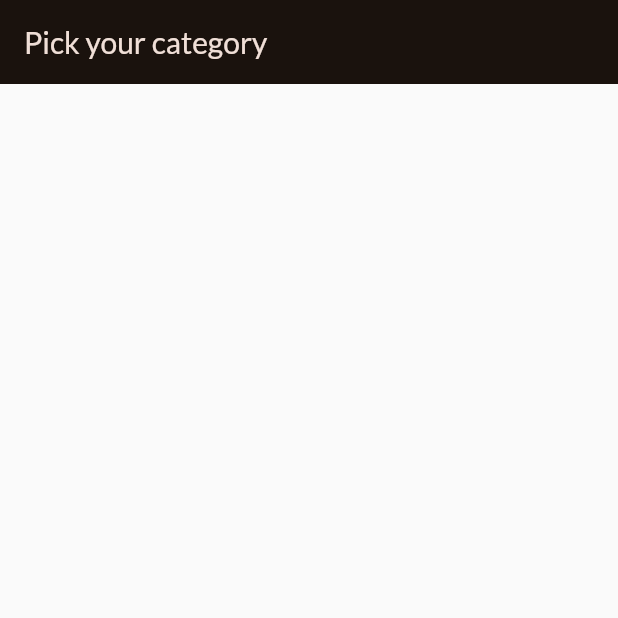
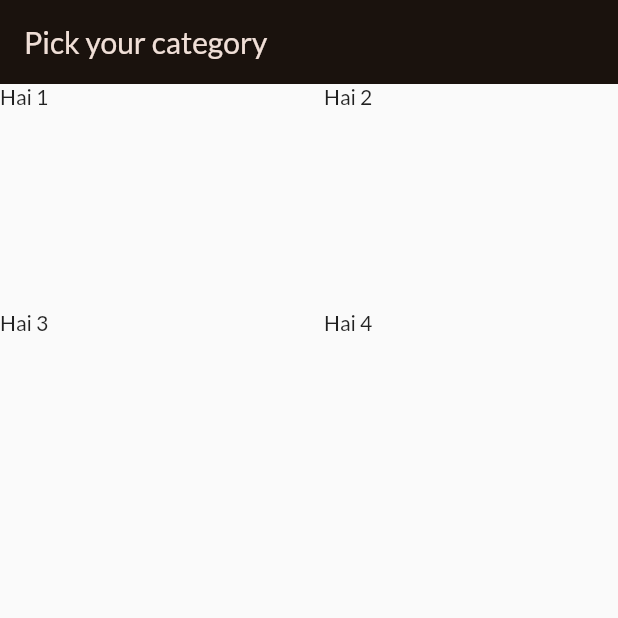
Before and after one commit to siva4github/Flutter, a Flutter app: the screen it shows after launch, on a phone screen of 412 x 824 dp, the top half of it. Run offline on Flutter 3.47's test engine with Material 2 defaults, Android fonts, the phone set to English and light mode, and no system bars; our stand-ins replace google_fonts.

Commit message:
Added GridView() with 2 grids count

```diff
--- a/meals_app/lib/categories.dart
+++ b/meals_app/lib/categories.dart
@@ -9,6 +9,19 @@ class CategoriesScreen extends StatelessWidget {
       appBar: AppBar(
         title: const Text('Pick your category'),
       ),
+      body: GridView(
+        gridDelegate: const SliverGridDelegateWithFixedCrossAxisCount(
+            crossAxisCount: 2,
+            childAspectRatio: 3 / 2,
+            crossAxisSpacing: 20,
+            mainAxisSpacing: 20),
+        children: const [
+          Text('Hai 1'),
+          Text('Hai 2'),
+          Text('Hai 3'),
+          Text('Hai 4'),
+        ],
+      ),
     );
   }
 }
```
